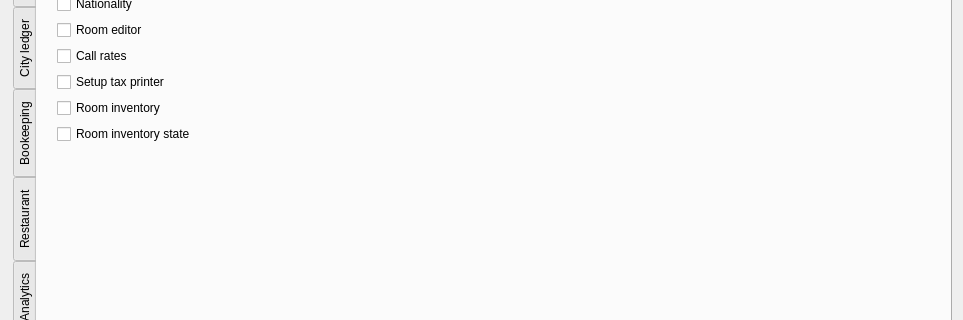
End1-1/Resort, file Resort/dlguserrights.ui: the form before one commit; both pictures show x 0 to 963 and y 236 to 556 of the 963 by 823 pixel window.
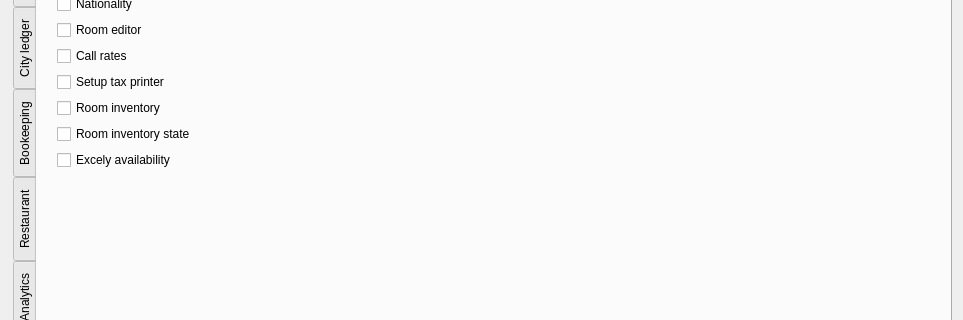
The form after the commit. The open tabs and pages were chosen to show the change. Custom widgets are drawn as their Qt base class.

The edit to the form file:
```diff
--- a/Resort/dlguserrights.ui
+++ b/Resort/dlguserrights.ui
@@ -1524,6 +1524,16 @@
          </property>
         </widget>
        </item>
+       <item>
+        <widget class="EQCheckBox" name="chExcelyAvailability">
+         <property name="text">
+          <string>Excely availability</string>
+         </property>
+         <property name="Tag" stdset="0">
+          <number>153</number>
+         </property>
+        </widget>
+       </item>
        <item>
         <spacer name="verticalSpacer_8">
          <property name="orientation">
```
